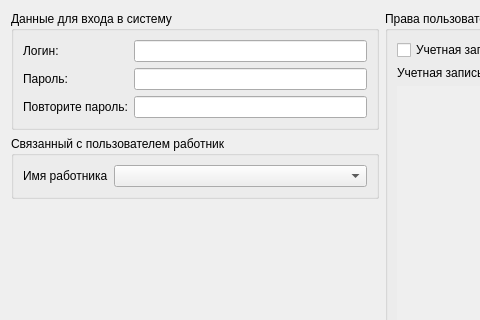
The window that src/users/usereditwidget.ui (megakoko/m-system) describes before a commit, drawn with Qt 5; both pictures show x 0 to 480 and y 0 to 320 of the 764 by 493 pixel window.
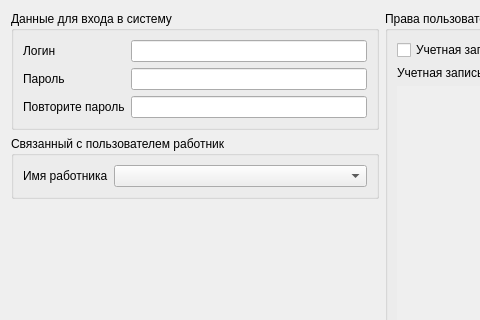
The same window after the commit.

Commit message: В диалоговых окнах убрал двоеточия в QLabel.

```diff
--- a/src/users/usereditwidget.ui
+++ b/src/users/usereditwidget.ui
@@ -28,7 +28,7 @@
         <item row="0" column="0">
          <widget class="QLabel" name="label">
           <property name="text">
-           <string>Логин:</string>
+           <string>Логин</string>
           </property>
          </widget>
         </item>
@@ -38,7 +38,7 @@
         <item row="1" column="0">
          <widget class="QLabel" name="label_3">
           <property name="text">
-           <string>Пароль:</string>
+           <string>Пароль</string>
           </property>
          </widget>
         </item>
@@ -52,7 +52,7 @@
         <item row="2" column="0">
          <widget class="QLabel" name="label_4">
           <property name="text">
-           <string>Повторите пароль:</string>
+           <string>Повторите пароль</string>
           </property>
          </widget>
         </item>
```
Left out of the diff: 2 changed lines with no effect on the pictures. The commit also changes 2 other files.
